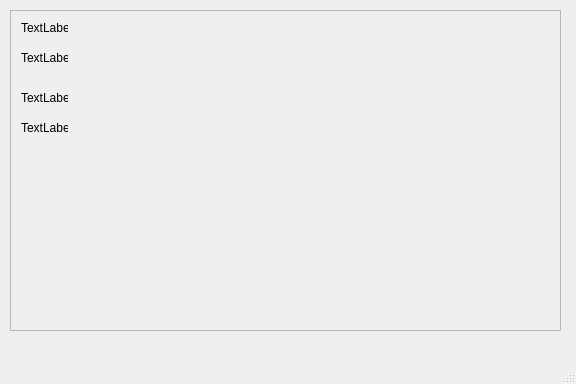
This is AdminUI/customerinfo.ui in JaredRauch/Cyber-Dragon-Repository as Qt 5 draws it before an edit. The edited form follows.
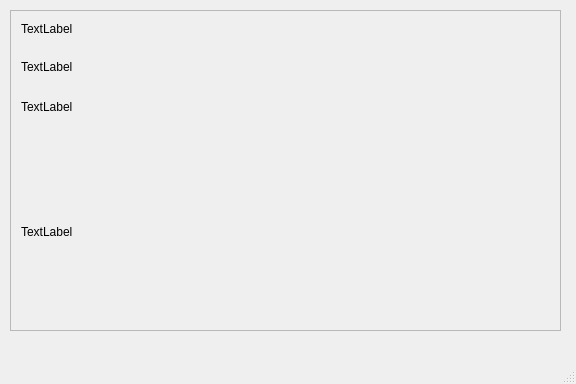
This is the edited form.

What changed in the file:
```diff
--- a/AdminUI/customerinfo.ui
+++ b/AdminUI/customerinfo.ui
@@ -40,8 +40,8 @@
        <rect>
         <x>10</x>
         <y>10</y>
-        <width>47</width>
-        <height>13</height>
+        <width>531</width>
+        <height>16</height>
        </rect>
       </property>
       <property name="text">
@@ -53,8 +53,8 @@
        <rect>
         <x>10</x>
         <y>40</y>
-        <width>47</width>
-        <height>13</height>
+        <width>531</width>
+        <height>31</height>
        </rect>
       </property>
       <property name="text">
@@ -66,8 +66,8 @@
        <rect>
         <x>10</x>
         <y>80</y>
-        <width>47</width>
-        <height>13</height>
+        <width>531</width>
+        <height>31</height>
        </rect>
       </property>
       <property name="text">
@@ -78,9 +78,9 @@
       <property name="geometry">
        <rect>
         <x>10</x>
-        <y>110</y>
-        <width>47</width>
-        <height>13</height>
+        <y>130</y>
+        <width>531</width>
+        <height>181</height>
        </rect>
       </property>
       <property name="text">
```
